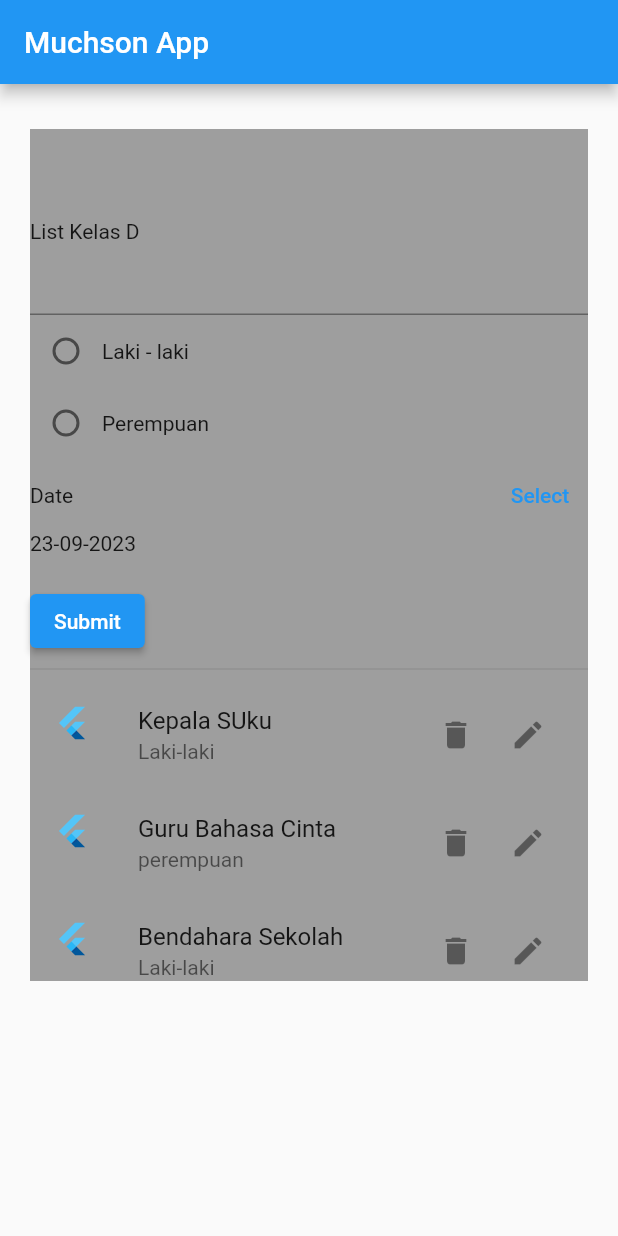
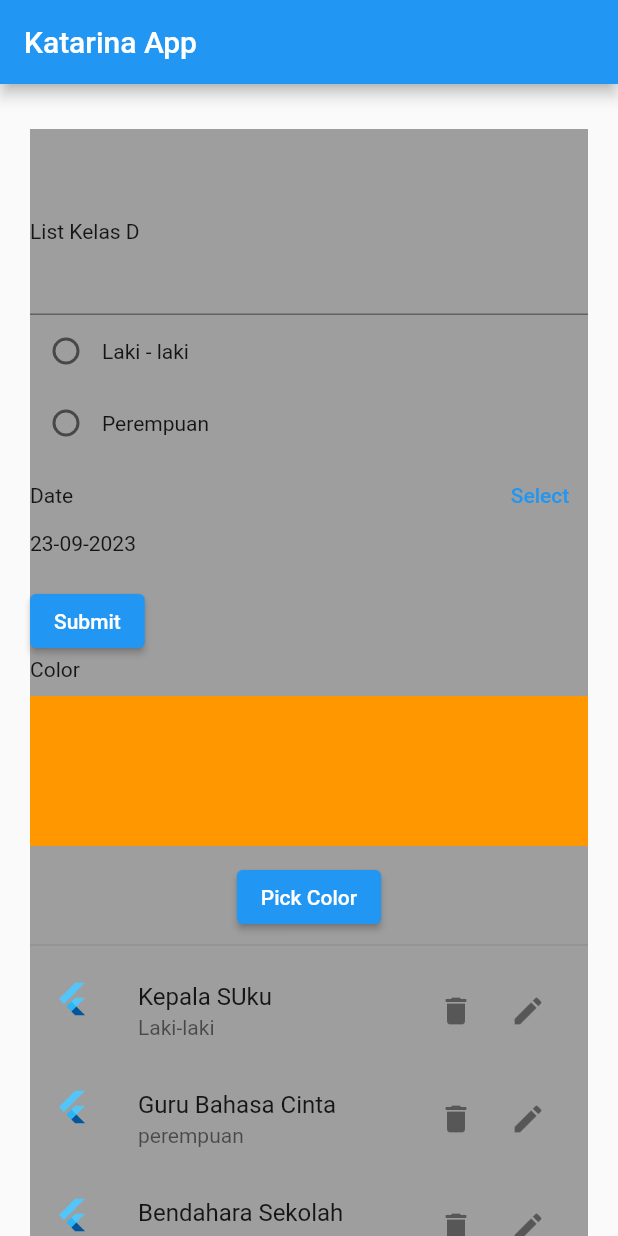
Before and after one commit to Katkatarr/flutter_katarina-andrea, a Flutter app: the screen it shows after launch, on a phone screen of 412 x 824 dp. Run offline on Flutter 3.47's test engine with Material 2 defaults, Android fonts, the phone set to English and light mode, and no system bars; our stand-ins replace flutter_colorpicker.

Commit message:
challenge

```diff
--- a/13_Advance_Form_Flutter/praktikum/latihan/challenge/lib/main.dart
+++ b/13_Advance_Form_Flutter/praktikum/latihan/challenge/lib/main.dart
@@ -1,5 +1,6 @@
 import 'package:flutter/material.dart';
 import 'package:intl/intl.dart';
+import 'package:flutter_colorpicker/flutter_colorpicker.dart';
 
 List<Map<String, String>> data_kontak = [
   {
@@ -47,17 +48,17 @@ class _HelloWordState extends State<HelloWord> {
   var radioValue = '';
   List<String> checkboxValue = [];
   var isCheckbox1 = false;
-  String textFieldData = ''; // Tambahkan ini
-  // Dua variabel yang dibuat jika ingin menggunakan date
+  String textFieldData = '';
   DateTime _dueDate = DateTime.now();
   final currentDate = DateTime.now();
+  Color _currentColor = Colors.orange; // Color picker
 
   @override
   Widget build(BuildContext context) {
     return MaterialApp(
       home: Scaffold(
         appBar: AppBar(
-          title: Text('Muchson App'),
+          title: Text('Katarina App'),
         ),
         body: SingleChildScrollView(
           child: Container(
@@ -78,7 +79,7 @@ class _HelloWordState extends State<HelloWord> {
                   controller: inputControllers,
                   onChanged: (value) {
                     setState(() {
-                      textFieldData = value; // Perbarui textFieldData
+                      textFieldData = value;
                     });
                     print('$value');
                   },
@@ -130,6 +131,8 @@ class _HelloWordState extends State<HelloWord> {
                     print('data_kontak : $data_kontak');
                   },
                 ),
+                // Color Picker (added below the Submit button)
+                buildColorPicker(context),
                 Divider(),
                 SizedBox(
                   height: 200,
@@ -195,6 +198,52 @@ class _HelloWordState extends State<HelloWord> {
           ],
         ),
         Text(DateFormat('dd-MM-yyyy').format(_dueDate)),
+      ],
+    );
+  }
+
+  Widget buildColorPicker(BuildContext context) {
+    return Column(
+      crossAxisAlignment: CrossAxisAlignment.start,
+      children: [
+        const Text('Color'),
+        const SizedBox(height: 10),
+        Container(height: 100, width: double.infinity, color: _currentColor),
+        const SizedBox(height: 10),
+        Center(
+          child: ElevatedButton(
+            // style: ButtonStyle(
+            //   backgroundColor: MaterialStateProperty.all(_currentColor),
+            // ),
+            child: const Text('Pick Color'),
+            onPressed: () {
+              showDialog(
+                context: context,
+                builder: (context) {
+                  return AlertDialog(
+                    title: const Text('Pick Your Color'),
+                    content: BlockPicker(
+                      pickerColor: _currentColor,
+                      onColorChanged: (color) {
+                        setState(() {
+                          _currentColor = color;
+                        });
+                      },
+                    ),
+                    actions: [
+                      TextButton(
+                        onPressed: () {
+                          Navigator.pop(context);
+                        },
+                        child: const Text('Save'),
+                      ),
+                    ],
+                  );
+                },
+              );
+            },
+          ),
+        ),
       ],
     );
   }
--- a/13_Advance_Form_Flutter/praktikum/latihan/challenge/pubspec.yaml
+++ b/13_Advance_Form_Flutter/praktikum/latihan/challenge/pubspec.yaml
@@ -35,6 +35,7 @@ dependencies:
   # The following adds the Cupertino Icons font to your application.
   # Use with the CupertinoIcons class for iOS style icons.
   cupertino_icons: ^1.0.2
+  flutter_colorpicker: ^1.0.3
 
 dev_dependencies:
   flutter_test:
```
Also changed, not shown: 13_Advance_Form_Flutter/praktikum/latihan/challenge/pubspec.lock.
